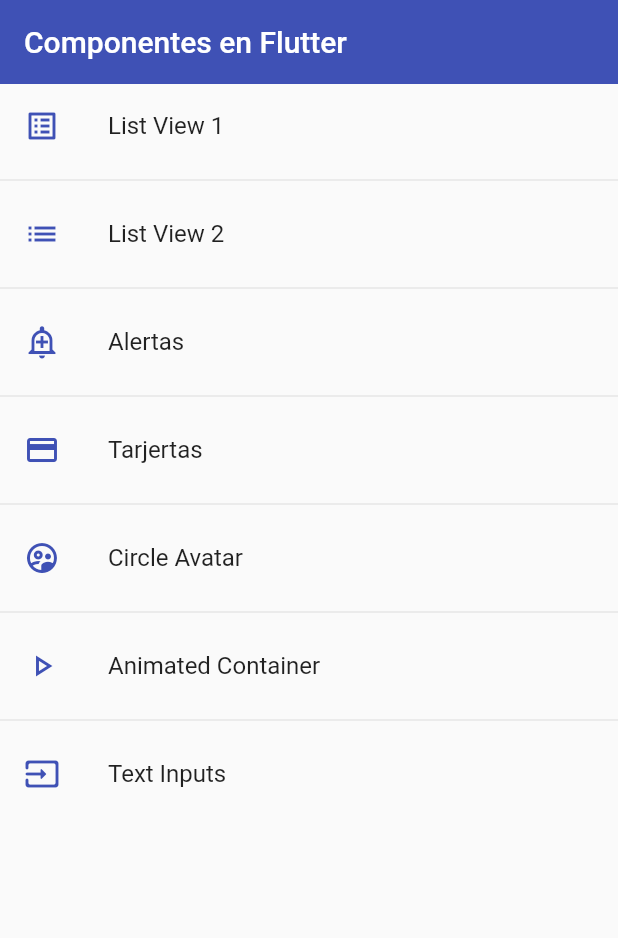
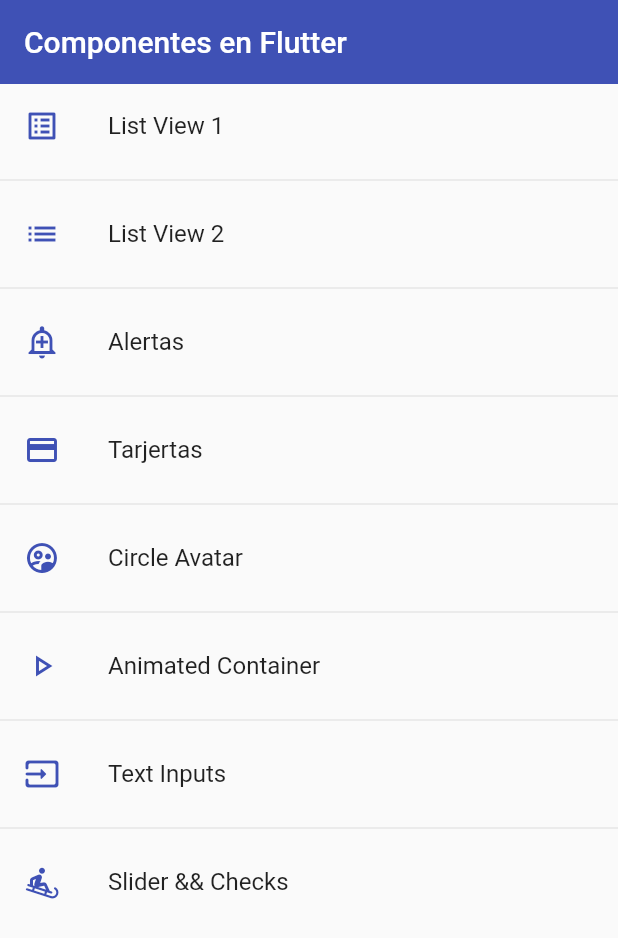
Before and after one commit to AgnosticSix/fl_components, a Flutter app: the screen it shows after launch, on a phone screen of 412 x 824 dp. Shown: the top 938 px of the screen. Run offline on Flutter 3.47's test engine with Material 2 defaults, Android fonts, the phone set to English and light mode, and no system bars.

Commit message:
slider and checks' screen added

```diff
--- a/lib/router/app_routes.dart
+++ b/lib/router/app_routes.dart
@@ -41,6 +41,11 @@ class AppRoutes {
         name: 'Text Inputs',
         screen: const InputsScreen(),
         icon: Icons.input_rounded),
+    MenuOption(
+        route: 'slider',
+        name: 'Slider && Checks',
+        screen: const SliderScreen(),
+        icon: Icons.sledding_rounded),
   ];
 
   static Map<String, Widget Function(BuildContext)> getAppRoutes() {
--- a/lib/screens/screens.dart
+++ b/lib/screens/screens.dart
@@ -6,3 +6,4 @@ export 'package:fl_components/screens/home_screen.dart';
 export 'package:fl_components/screens/inputs_screen.dart';
 export 'package:fl_components/screens/listview1_screen.dart';
 export 'package:fl_components/screens/listview2_screen.dart';
+export 'package:fl_components/screens/slider_screen.dart';
```
Also changed, not shown: lib/Theme/app_theme.dart (+6 -7 lines), lib/screens/slider_screen.dart (added, +90 -0 lines).
